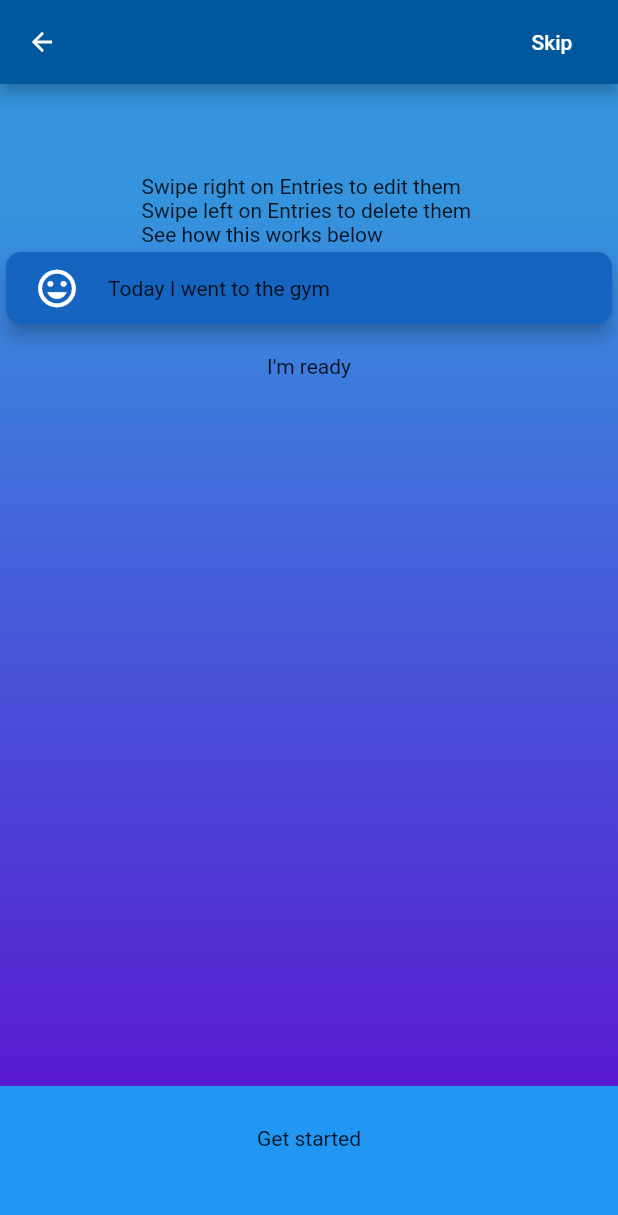
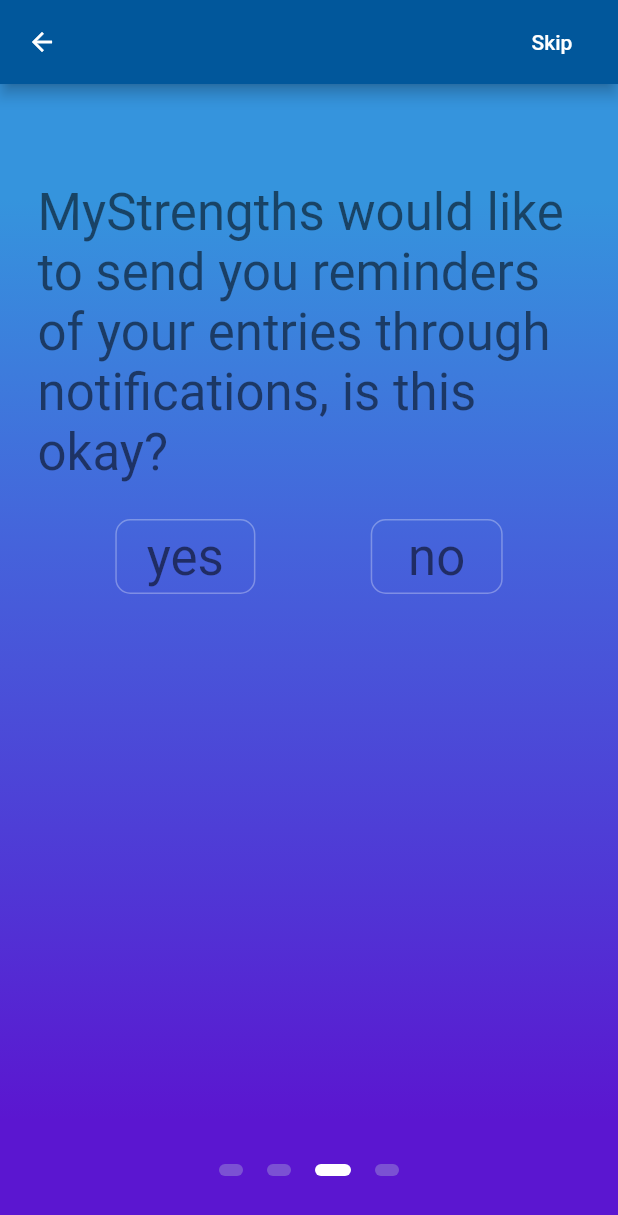
Before and after one commit to AlexHBall/MyStrengths, a Flutter app: the OnboardingScreen screen opened directly, swiped to page 3, on a phone screen of 412 x 824 dp. Shown: the top 1215 px of the screen. Run offline on Flutter 3.47's test engine with Material 2 defaults, Android fonts, the phone set to English and light mode, and no system bars; our stand-ins replace flutter_calendar_carousel, flutter_local_notifications, shared_preferences, sqflite; missing offline and left inert: dart_random_choice; accounts and stored records are empty.

Commit message:
add notification enable onboard

```diff
--- a/lang/en.json
+++ b/lang/en.json
@@ -1,9 +1,12 @@
 {
     "onboard_welcome_title": "Welcome to MyStrengths",
-    "onboard_welcome_intro": "My Strengths is a simple way of taking note of \nwhat you're proud of \nwhat went well, \ngood things",
-    "onboard_welcome_intro2": "The App reminds you of the things you've done well helping you celebrate victories, big or small",
+    "onboard_welcome_intro": "My Strengths is a simple way of taking note of: \n-What you're proud of \n-What went well \n-Good things today",
+    "onboard_welcome_intro2": "The App reminds you of the things you've done well \nIt helps you celebrate victories, big or small",
     "onboard_welcome_para": "To get started, enter your name to receive personalised notifications",
     "onboard_enter_name": "Please enter your name",
+    "onboard_notfication" : "MyStrengths would like to send you reminders of your entries through notifications, is this okay?",
+    "onboard_notification_yes" : "yes",
+    "onboard_notification_no" : "no",
     "onboard_eplain_swipe" : "Swipe right on Entries to edit them \nSwipe left on Entries to delete them \nSee how this works below",
     "onboard_example_entry" : "Today I went to the gym",
     "onbard_welcome_done" : "I'm ready",
--- a/lang/fr.json
+++ b/lang/fr.json
@@ -4,6 +4,9 @@
     "onboard_welcome_intro2": "TRANSLATE ME",
     "onboard_welcome_para": "TRANSLATE ME",
     "onboard_enter_name": "TRANSLATE ME",
+    "onboard_notfication" : "TRANSLATE ME",
+    "onboard_notification_yes" : "oui",
+    "onboard_notification_no" : "non",
     "onboard_eplain_swipe": "TRANSLATE ME",
     "onboard_example_entry": "TRANSLATE ME",
     "onbard_welcome_done": "Finir",
--- a/lib/ui/onbaord/onboard_screen.dart
+++ b/lib/ui/onbaord/onboard_screen.dart
@@ -10,11 +10,24 @@ class OnboardingScreen extends StatefulWidget {
 }
 
 class _OnboardingScreenState extends State<OnboardingScreen> {
-  final List<Widget> onBoardPages = [Welcome(), EnterName(), SwipeExplain()];
+  final int _numPages = 4;
+  int _currentPage = 0;
 
-  final int _numPages = 3;
-  final PageController _pageController = PageController(initialPage: 0);
-  int _currentPage = 0;
+  TextEditingController eCtrl;
+  PageController _pageController;
+  List<Widget> onBoardPages;
+  @override
+  void initState() {
+    _pageController = PageController(initialPage: 0);
+    eCtrl = new TextEditingController();
+    onBoardPages = [
+      Welcome(),
+      EnterName(eCtrl, _pageController),
+      NotificationExplain(_pageController),
+      SwipeExplain()
+    ];
+    super.initState();
+  }
 
   List<Widget> _buildPageIndicator() {
     List<Widget> list = [];
@@ -41,6 +54,7 @@ class _OnboardingScreenState extends State<OnboardingScreen> {
   Widget build(BuildContext context) {
     return Scaffold(
       appBar: OnboardAppBar(),
+      resizeToAvoidBottomPadding: false,
       body: AnnotatedRegion<SystemUiOverlayStyle>(
         value: SystemUiOverlayStyle.light,
         child: Container(
@@ -69,12 +83,15 @@ class _OnboardingScreenState extends State<OnboardingScreen> {
                       controller: _pageController,
                       onPageChanged: (int page) {
                         setState(() {
+                          FocusScope.of(context).unfocus();
                           _currentPage = page;
                         });
                       },
                       children: onBoardPages),
                 ),
-                Expanded(child: Text(''),),
+                Expanded(
+                  child: Text(''),
+                ),
                 Row(
                   mainAxisAlignment: MainAxisAlignment.center,
                   children: _buildPageIndicator(),
@@ -84,72 +101,7 @@ class _OnboardingScreenState extends State<OnboardingScreen> {
           ),
         ),
       ),
-      bottomSheet: _currentPage == _numPages - 1
-          ? Container(
-              height: 100.0,
-              width: double.infinity,
-              color: Colors.blue,
-              child: GestureDetector(
-                onTap: () => print('Get started'),
-                child: Center(
-                  child: Padding(
-                    padding: EdgeInsets.only(bottom: 30.0),
-                    child: Text(
-                      'Get started',
-                    ),
-                  ),
-                ),
-              ),
-            )
-          : Text(''),
     );
-  }
-}
-
-class EnterName extends StatelessWidget {
-  EnterName();
-
-  @override
-  Widget build(BuildContext context) {
-    final String namePreferenceKey = 'name';
-    final TextEditingController eCtrl = TextEditingController();
-
-    Future<void> _setName(String name) async {
-      SharedPreferences prefs = await SharedPreferences.getInstance();
-      prefs.setString(namePreferenceKey, name);
-    }
-
-    Column scaffoldChild = Column(
-      children: <Widget>[
-        SizedBox(
-          height: 20,
-        ),
-        Padding(
-          padding: EdgeInsets.all(25),
-          child: Display1Text(
-            AppLocalizations.of(context).translate('onboard_welcome_para'),
-          ),
-        ),
-        Text(
-          AppLocalizations.of(context).translate('onboard_enter_name'),
-          style: Theme.of(context).textTheme.headline,
-        ),
-        TextField(
-          autofocus: true,
-          cursorColor: Colors.white,
-          style: Theme.of(context).textTheme.display2,
-          controller: eCtrl,
-          onSubmitted: (String text) async {
-            if (text != null) {
-              _setName(text);
-            }
-          },
-          textAlign: TextAlign.center,
-        ),
-      ],
-    );
-
-    return scaffoldChild;
   }
 }
 
@@ -189,6 +141,107 @@ class Welcome extends StatelessWidget {
   }
 }
 
+class EnterName extends StatelessWidget {
+  final TextEditingController eCtrl;
+  final PageController pageController;
+  EnterName(this.eCtrl, this.pageController);
+
+  @override
+  Widget build(BuildContext context) {
+    final String namePreferenceKey = 'name';
+
+    Future<void> _setName(String name) async {
+      SharedPreferences prefs = await SharedPreferences.getInstance();
+      prefs.setString(namePreferenceKey, name);
+      pageController.nextPage(
+          duration: Duration(milliseconds: 500), curve: Curves.ease);
+    }
+
+    Column nameCol = Column(
+      children: <Widget>[
+        // SizedBox(
+        //   height: 20,
+        // ),
+        Padding(
+          padding: EdgeInsets.all(25),
+          child: Display1Text(
+            AppLocalizations.of(context).translate('onboard_welcome_para'),
+          ),
+        ),
+        Text(
+          AppLocalizations.of(context).translate('onboard_enter_name'),
+          style: Theme.of(context).textTheme.headline,
+        ),
+        TextField(
+          // autofocus: true,
+          cursorColor: Colors.white,
+          style: Theme.of(context).textTheme.display2,
+          controller: eCtrl,
+          onSubmitted: (String text) async {
+            if (text != null) {
+              _setName(text);
+            }
+          },
+          textAlign: TextAlign.center,
+        ),
+      ],
+    );
+
+    return nameCol;
+  }
+}
+
+class NotificationExplain extends StatelessWidget {
+  final PageController pageController;
+  NotificationExplain(this.pageController);
+
+  @override
+  Widget build(BuildContext context) {
+    final String enabledPreferenceKey = 'enabled';
+
+    Future<void> _setEnabledYes() async {
+      SharedPreferences prefs = await SharedPreferences.getInstance();
+      prefs.setBool(enabledPreferenceKey, true);
+      pageController.nextPage(
+          duration: Duration(milliseconds: 500), curve: Curves.ease);
+    }
+
+    Future<void> _setEnabledNo() async {
+      SharedPreferences prefs = await SharedPreferences.getInstance();
+      prefs.setBool(enabledPreferenceKey, false);
+      pageController.nextPage(
+          duration: Duration(milliseconds: 500), curve: Curves.ease);
+    }
+
+    Column notCol = Column(
+      children: <Widget>[
+        Padding(
+          padding: EdgeInsets.all(25),
+          child: Display1Text(
+            AppLocalizations.of(context).translate('onboard_notfication'),
+          ),
+        ),
+        Row(
+          mainAxisAlignment: MainAxisAlignment.spaceEvenly,
+          children: <Widget>[
+            //TODO: Make chosen button highlighted
+            OnBoardButton(
+                AppLocalizations.of(context)
+                    .translate('onboard_notification_yes'),
+                _setEnabledYes),
+            OnBoardButton(
+                AppLocalizations.of(context)
+                    .translate('onboard_notification_no'),
+                _setEnabledNo)
+          ],
+        )
+      ],
+    );
+
+    return notCol;
+  }
+}
+
 class SwipeExplain extends StatelessWidget {
   SwipeExplain();
 
@@ -198,38 +251,41 @@ class SwipeExplain extends StatelessWidget {
       prefs.setBool("welcome", true);
     }
 
-    Column explain = Column(
+    void _onComplete() async {
+      SharedPreferences prefs = await SharedPreferences.getInstance();
+      _skipOnboard(prefs);
+      Navigator.pushNamedAndRemoveUntil(context, "/strengths",
+          (Route<dynamic> route) {
+        return false;
+      });
+    }
+
+    Stack explain = Stack(
       children: <Widget>[
-        SizedBox(
-          height: 20,
+        Column(
+          children: <Widget>[
+            Padding(
+              padding: EdgeInsets.all(20),
+              child: Display1Text(
+                AppLocalizations.of(context).translate('onboard_eplain_swipe'),
+              ),
+            ),
+            //TODO: Add Swipe animations
+            Dismissible(
+              onDismissed: (DismissDirection direction) async {},
+              background: EditContainer(),
+              secondaryBackground: DeleteContainer(),
+              child: EntryCard(AppLocalizations.of(context)
+                  .translate("onboard_example_entry")),
+              key: UniqueKey(),
+            ),
+          ],
         ),
-        Body1Text(
-          AppLocalizations.of(context).translate('onboard_eplain_swipe'),
-        ),
-        //TODO: Add Swipe animations
-        Dismissible(
-          onDismissed: (DismissDirection direction) async {
-            // _handleDirectionalSwipe(context, direction, entry);
-          },
-          background: EditContainer(),
-          secondaryBackground: DeleteContainer(),
-          child: EntryCard(
-              AppLocalizations.of(context).translate("onboard_example_entry")),
-          key: UniqueKey(),
-        ),
-        FlatButton(
-          onPressed: () async {
-            SharedPreferences prefs = await SharedPreferences.getInstance();
-            _skipOnboard(prefs);
-            Navigator.pushNamedAndRemoveUntil(context, "/strengths",
-                (Route<dynamic> route) {
-              return false;
-            });
-          },
-          child: Body1Text(
-            AppLocalizations.of(context).translate('onbard_welcome_done'),
-          ),
-        )
+        Align(
+            alignment: Alignment.bottomCenter,
+            child: OnBoardButton(
+                AppLocalizations.of(context).translate('onbard_welcome_done'),
+                _onComplete))
       ],
     );
     return explain;
```
